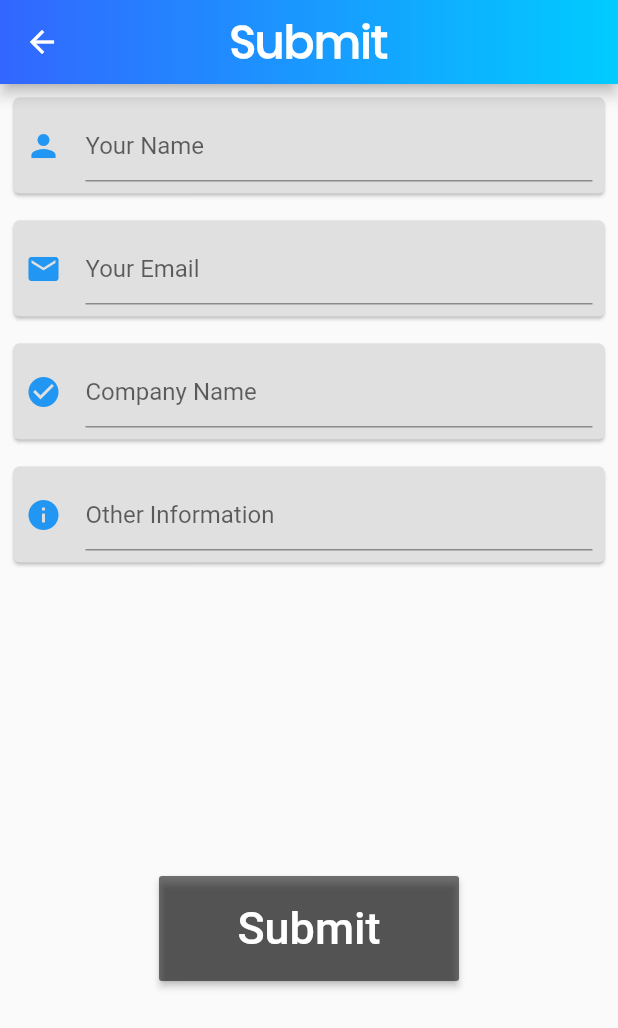
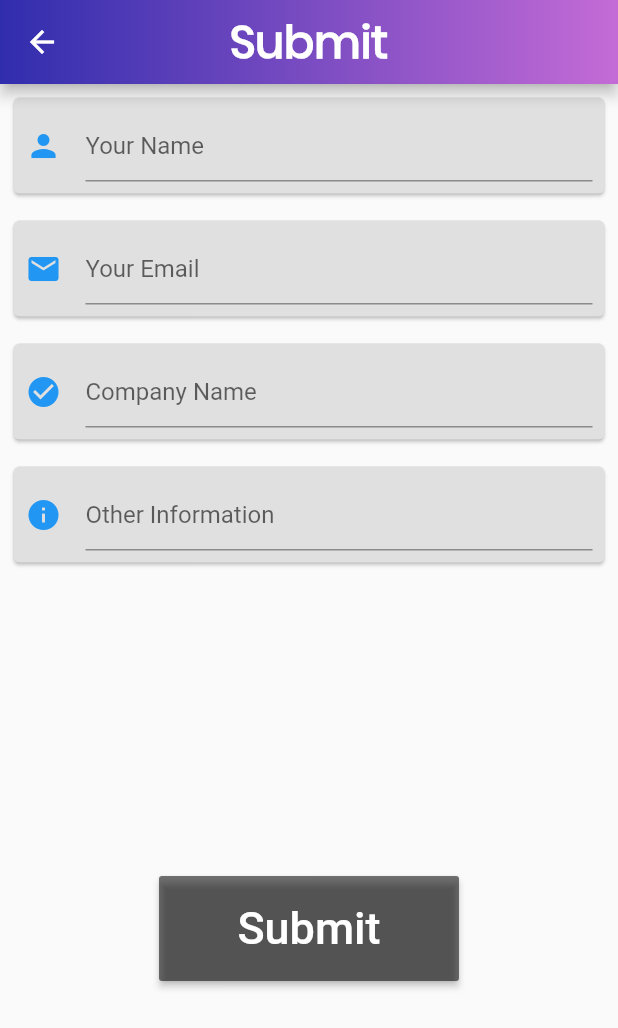
Before and after one commit to cbeardsmore/internStack, a Flutter app: the screen it shows after launch, after a tap on "Start", after a tap on the "add" icon, on a phone screen of 412 x 824 dp. Shown: the top 1028 px of the screen. Run offline on Flutter 3.47's test engine with Material 2 defaults, Android fonts, the phone set to English and light mode, and no system bars; our stand-ins replace cloud_firestore, share; accounts and stored records are empty; network calls fail.

Commit message:
Updated app layout/color

```diff
--- a/lib/entry.dart
+++ b/lib/entry.dart
@@ -10,13 +10,13 @@ class EntryPage extends StatelessWidget {
         new Container(
           decoration: new BoxDecoration(
             image: new DecorationImage(
-              image: new AssetImage("assets/entry_background.jpg"),
+              image: new AssetImage("assets/entry_background.png"),
               fit: BoxFit.cover,
             ),
           ),
         ),
         new Container(
-            alignment: AlignmentDirectional(0, -0.6),
+            alignment: AlignmentDirectional(0, -0.7),
             child: Image.asset("assets/logo.png", scale: 0.8,)),
         new Container(
           alignment: AlignmentDirectional(0, 0.9),
--- a/lib/listing.dart
+++ b/lib/listing.dart
@@ -43,6 +43,8 @@ class ListingPage extends StatelessWidget {
           },
           tooltip: 'Submit Role',
           child: new Icon(Icons.add, size: 50),
+          backgroundColor: Color(0xFF03DAC6),
+
         ),
       );
   }
--- a/lib/main.dart
+++ b/lib/main.dart
@@ -13,6 +13,8 @@ class MainApp extends StatelessWidget {
       title: 'internStack',
       theme: ThemeData(
         primarySwatch: Colors.blue,
+        cardColor: Colors.grey[100],
+
       ),
       home: EntryPage(),
       routes: {
--- a/lib/widgets/gradient_app_bar.dart
+++ b/lib/widgets/gradient_app_bar.dart
@@ -30,8 +30,8 @@ class GradientAppBar extends StatelessWidget {
     return new BoxDecoration(
         gradient: LinearGradient(
       colors: [
-        const Color(0xFF3366FF),
-        const Color(0xFF00CCFF),
+        const Color(0xFF302DAD),
+        const Color(0xFFC46BD6),
       ],
       begin: const FractionalOffset(0.0, 0.0),
       end: const FractionalOffset(1.0, 0.0),
```
Also changed, not shown: lib/company_list.dart (+43 -1 lines), assets/entry_background.jpg (deleted), assets/entry_background.png (added).
